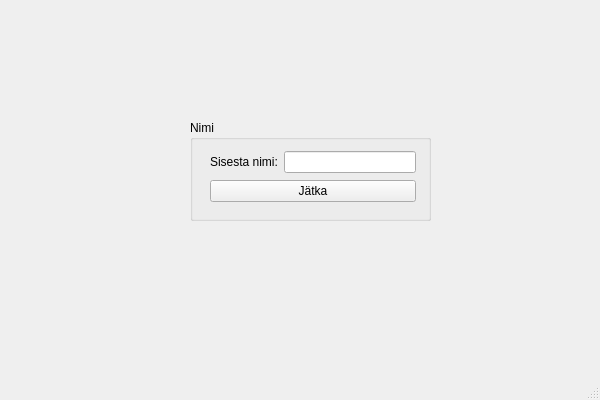
Before: the Qt Designer form FormLogin/FormName.ui in sitisl/Mola_rakendus, drawn with Qt 5.
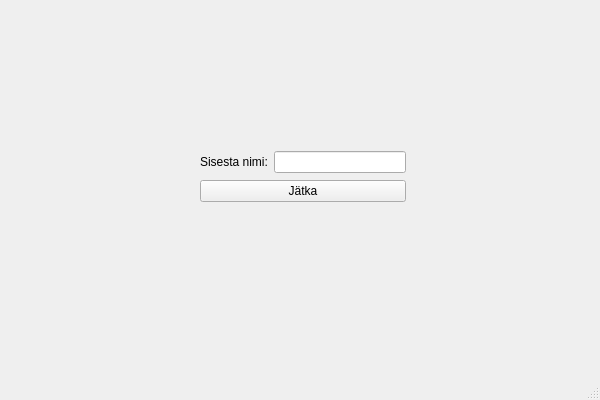
After: the same form once the commit is applied. Icons and pictures are not drawn.

```diff
--- a/FormLogin/FormName.ui
+++ b/FormLogin/FormName.ui
@@ -11,47 +11,53 @@
    </rect>
   </property>
   <property name="sizePolicy">
-   <sizepolicy hsizetype="Preferred" vsizetype="Preferred">
+   <sizepolicy hsizetype="Fixed" vsizetype="Fixed">
     <horstretch>0</horstretch>
     <verstretch>0</verstretch>
    </sizepolicy>
   </property>
+  <property name="minimumSize">
+   <size>
+    <width>600</width>
+    <height>400</height>
+   </size>
+  </property>
+  <property name="maximumSize">
+   <size>
+    <width>600</width>
+    <height>400</height>
+   </size>
+  </property>
   <property name="windowTitle">
    <string>MÖLA</string>
   </property>
   <widget class="QWidget" name="centralwidget">
-   <widget class="QGroupBox" name="groupBox">
-    <property name="geometry">
-     <rect>
-      <x>190</x>
-      <y>120</y>
-      <width>241</width>
-      <height>101</height>
-     </rect>
-    </property>
-    <property name="title">
-     <string>Nimi</string>
-    </property>
-    <widget class="QWidget" name="">
+   <property name="sizePolicy">
+    <sizepolicy hsizetype="Fixed" vsizetype="Fixed">
+     <horstretch>0</horstretch>
+     <verstretch>0</verstretch>
+    </sizepolicy>
+   </property>
+   <widget class="QWidget" name="layoutWidget">
      <property name="geometry">
       <rect>
-       <x>20</x>
-       <y>30</y>
+      <x>200</x>
+      <y>150</y>
        <width>206</width>
        <height>54</height>
       </rect>
      </property>
-     <layout class="QGridLayout" name="gridLayout">
-      <item row="0" column="0">
-       <widget class="QLabel" name="label">
-        <property name="text">
-         <string>Sisesta nimi:</string>
-        </property>
-       </widget>
-      </item>
+    <layout class="QGridLayout" name="layoutKasutajaNimi">
       <item row="0" column="1">
        <widget class="QLineEdit" name="lineNimi"/>
       </item>
+     <item row="0" column="0">
+      <widget class="QLabel" name="lblNimi">
+       <property name="text">
+        <string>Sisesta nimi:</string>
+       </property>
+      </widget>
+     </item>
       <item row="1" column="0" colspan="2">
        <widget class="QPushButton" name="btnJatka">
         <property name="text">
@@ -60,7 +66,6 @@
        </widget>
       </item>
      </layout>
-    </widget>
    </widget>
   </widget>
   <widget class="QStatusBar" name="statusBar"/>
```
Left out of the diff: 4 changed lines with no effect on the pictures. Lines whose indentation alone changed are shown as unchanged.
